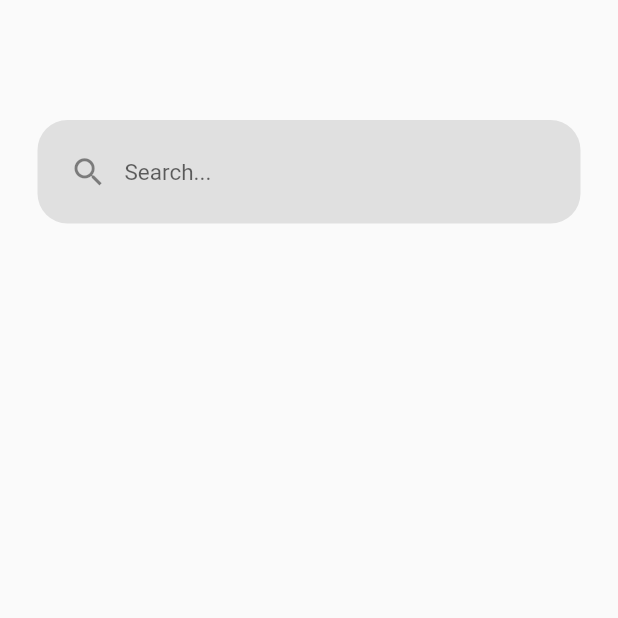
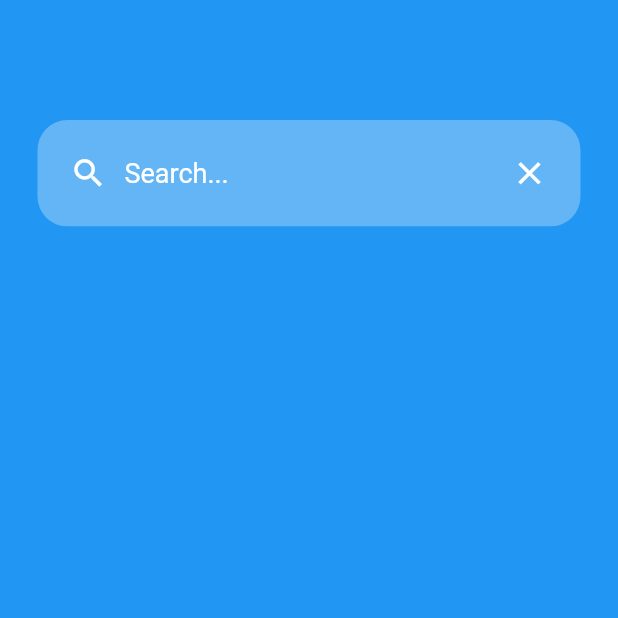
Before and after one commit to LunarioTK/SearchApp, a Flutter app: the screen it shows after launch, on a phone screen of 412 x 824 dp, the top half of it. Run offline on Flutter 3.47's test engine with Material 2 defaults, Android fonts, the phone set to English and light mode, and no system bars.

Commit message:
retoques visuais

```diff
--- a/lib/pages/home_page.dart
+++ b/lib/pages/home_page.dart
@@ -13,6 +13,7 @@ class _HomePageState extends State<HomePage> {
   @override
   Widget build(BuildContext context) {
     return const Scaffold(
+      backgroundColor: Colors.blue,
       body: SearchBar(),
     );
   }
--- a/lib/utils/search_bar.dart
+++ b/lib/utils/search_bar.dart
@@ -29,6 +29,8 @@ class _SearchBarState extends State<SearchBar> {
           matchQuery.add(terms);
         }
       }*/
+
+      //Comparação entre a lista e o que escrevo na caixa
       matchQuery = searchTerms
           .where((element) =>
               element.toLowerCase().contains(controller.text.toLowerCase()))
@@ -40,31 +42,52 @@ class _SearchBarState extends State<SearchBar> {
   Widget build(BuildContext context) {
     return Column(
       children: [
+        //Criação da caixa de pesquisa
         Container(
           margin: const EdgeInsets.fromLTRB(25, 80, 25, 0),
           padding: const EdgeInsets.fromLTRB(10, 5, 10, 5),
           decoration: BoxDecoration(
-              color: Colors.grey[300], borderRadius: BorderRadius.circular(20)),
+            color: Colors.blue[300],
+            borderRadius: BorderRadius.circular(20),
+          ),
           child: TextField(
             onChanged: (value) => findMatch(),
             controller: controller,
+            style: const TextStyle(
+              color: Colors.white,
+            ),
             decoration: const InputDecoration(
               border: OutlineInputBorder(
                 borderSide: BorderSide.none,
               ),
               hintText: 'Search...',
               hintStyle: TextStyle(
-                fontSize: 15,
+                fontSize: 18,
+                color: Colors.white,
               ),
               prefixIcon: Icon(
                 Icons.search,
                 size: 25,
+                color: Colors.white,
+              ),
+              suffixIcon: Icon(
+                Icons.clear,
+                size: 25,
+                color: Colors.white,
               ),
             ),
           ),
         ),
+
+        //Mostrar a pesquisa
         Expanded(
-          child: searchTerms.isEmpty
+          child: controller.text.isEmpty
+              ? Container(
+                  decoration: const BoxDecoration(
+                    color: Colors.blue,
+                  ),
+                )
+              : searchTerms.isEmpty
                   ? Center(
                       child: Text(
                         'No results found',
@@ -78,11 +101,19 @@ class _SearchBarState extends State<SearchBar> {
                       itemCount: matchQuery.length,
                       itemBuilder: (context, index) {
                         return ListTile(
-                      contentPadding: const EdgeInsets.fromLTRB(30, 0, 15, 0),
+                          contentPadding:
+                              const EdgeInsets.fromLTRB(35, 0, 15, 0),
+                          onTap: () {
+                            setState(() {
+                              controller.text = matchQuery[index];
+                              matchQuery = [];
+                            });
+                          },
                           title: Text(
                             matchQuery[index],
-                        style: TextStyle(
-                          color: Colors.grey[700],
+                            style: const TextStyle(
+                              color: Colors.white,
+                              fontSize: 15,
                             ),
                           ),
                         );
```
Lines whose indentation alone changed are shown as unchanged.
